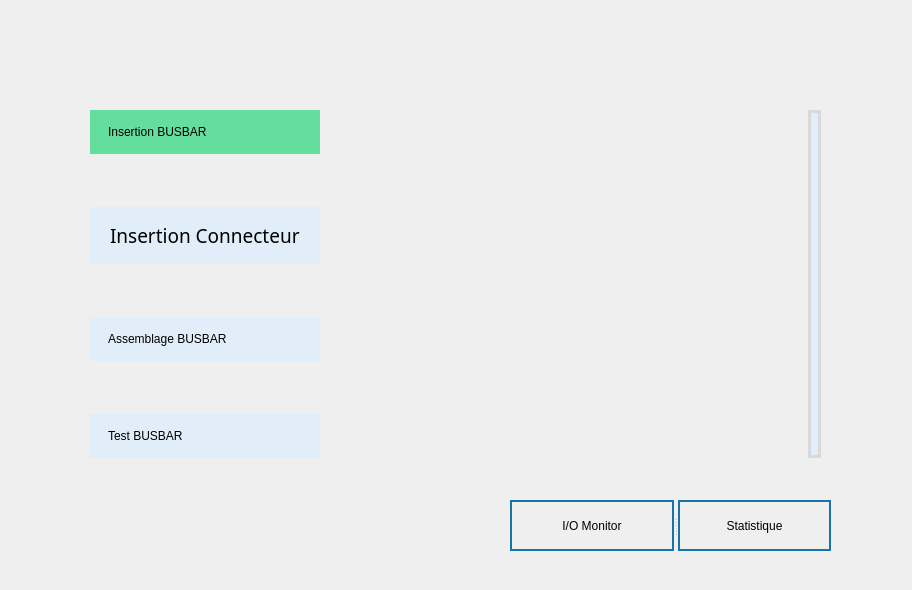
Qt form ui/scan.ui (HamzaMPSY/qt_app_mts) before a commit.
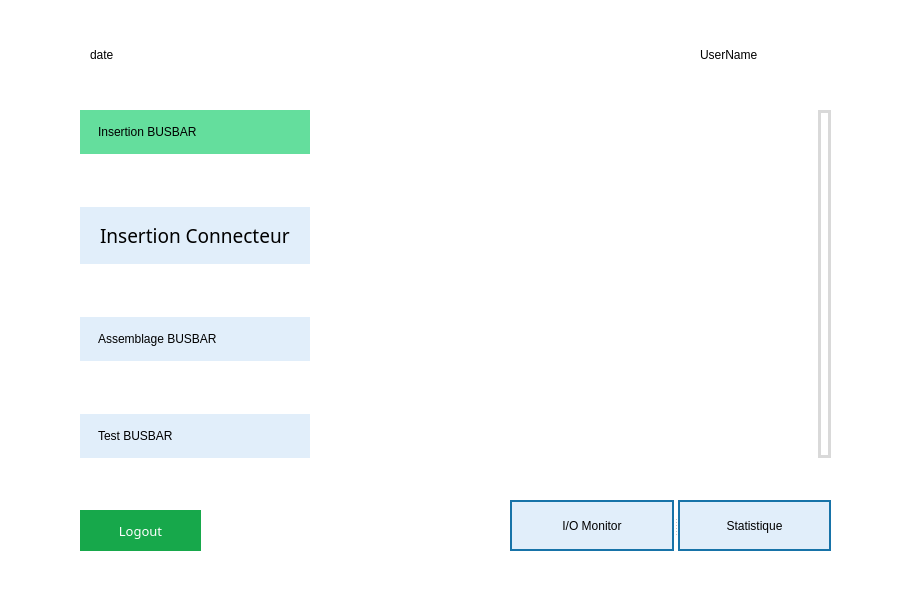
The same form after that commit. Icons and pictures are not drawn.

Commit message: design font

```diff
--- a/ui/scan.ui
+++ b/ui/scan.ui
@@ -19,33 +19,49 @@
   font-size: 13px;
 }
 
-QLabel {
+QDialog {
+background-color : #ffffff;
+}
+
+#step2, #step3,#step4 {
 border: 15px solid #e1eefa;
 background-color : #e1eefa;
-
 }
 
-#label_2 {
+
+#step1{
 border: 15px solid #64de9d;
 background-color : #64de9d;
-
 }
 
 #label {
 border: 3px solid #d9d9d9;
-
 }
 
 QPushButton {
 border: 2px solid #1773a8;
-}</string>
+background: #e1eefa;
+}
+
+#btnLogout {
+  font-family: sans-serif;
+  text-transform: uppercase;
+  outline: 0;
+  background: #17a84b;
+  border: 10px;
+  padding: 10px;
+  color: #FFFFFF;
+  font-size: 13px;
+}
+
+</string>
   </property>
-  <widget class="QWidget" name="">
+  <widget class="QWidget" name="layoutWidget">
    <property name="geometry">
     <rect>
-     <x>90</x>
+     <x>80</x>
      <y>110</y>
-     <width>731</width>
+     <width>751</width>
      <height>348</height>
     </rect>
    </property>
@@ -53,7 +69,7 @@
     <item>
      <layout class="QVBoxLayout" name="verticalLayout">
       <item>
-       <widget class="QLabel" name="label_2">
+       <widget class="QLabel" name="step1">
         <property name="styleSheet">
          <string notr="true">font: 14pt &quot;Nirmala UI Semilight&quot;;</string>
         </property>
@@ -79,7 +95,7 @@
        </spacer>
       </item>
       <item>
-       <widget class="QLabel" name="label_3">
+       <widget class="QLabel" name="step2">
         <property name="maximumSize">
          <size>
           <width>16777215</width>
@@ -126,7 +142,7 @@
        </spacer>
       </item>
       <item>
-       <widget class="QLabel" name="label_4">
+       <widget class="QLabel" name="step3">
         <property name="styleSheet">
          <string notr="true">font: 14pt &quot;Nirmala UI Semilight&quot;;</string>
         </property>
@@ -152,7 +168,7 @@
        </spacer>
       </item>
       <item>
-       <widget class="QLabel" name="label_5">
+       <widget class="QLabel" name="step4">
         <property name="styleSheet">
          <string notr="true">font: 14pt &quot;Nirmala UI Semilight&quot;;</string>
         </property>
@@ -203,7 +219,7 @@
    <property name="orientation">
     <enum>Qt::Horizontal</enum>
    </property>
-   <widget class="QPushButton" name="pushButton">
+   <widget class="QPushButton" name="btn_I_O">
     <property name="text">
      <string>I/O Monitor</string>
     </property>
@@ -218,7 +234,7 @@
      </size>
     </property>
    </widget>
-   <widget class="QPushButton" name="pushButton_2">
+   <widget class="QPushButton" name="btnStatistic">
     <property name="text">
      <string>Statistique</string>
     </property>
@@ -235,6 +251,51 @@
     </property>
    </widget>
   </widget>
+  <widget class="QPushButton" name="btnLogout">
+   <property name="geometry">
+    <rect>
+     <x>80</x>
+     <y>510</y>
+     <width>121</width>
+     <height>41</height>
+    </rect>
+   </property>
+   <property name="text">
+    <string>Logout</string>
+   </property>
+  </widget>
+  <widget class="QLabel" name="usernameLabel">
+   <property name="geometry">
+    <rect>
+     <x>700</x>
+     <y>30</y>
+     <width>131</width>
+     <height>49</height>
+    </rect>
+   </property>
+   <property name="styleSheet">
+    <string notr="true">font: 10pt &quot;MS Shell Dlg 2&quot;;</string>
+   </property>
+   <property name="text">
+    <string>UserName</string>
+   </property>
+  </widget>
+  <widget class="QLabel" name="dateLabel">
+   <property name="geometry">
+    <rect>
+     <x>90</x>
+     <y>30</y>
+     <width>211</width>
+     <height>49</height>
+    </rect>
+   </property>
+   <property name="styleSheet">
+    <string notr="true">font: 10pt &quot;MS Shell Dlg 2&quot;;</string>
+   </property>
+   <property name="text">
+    <string>date</string>
+   </property>
+  </widget>
  </widget>
  <resources/>
  <connections/>
```
The commit also changes 1 other file.
